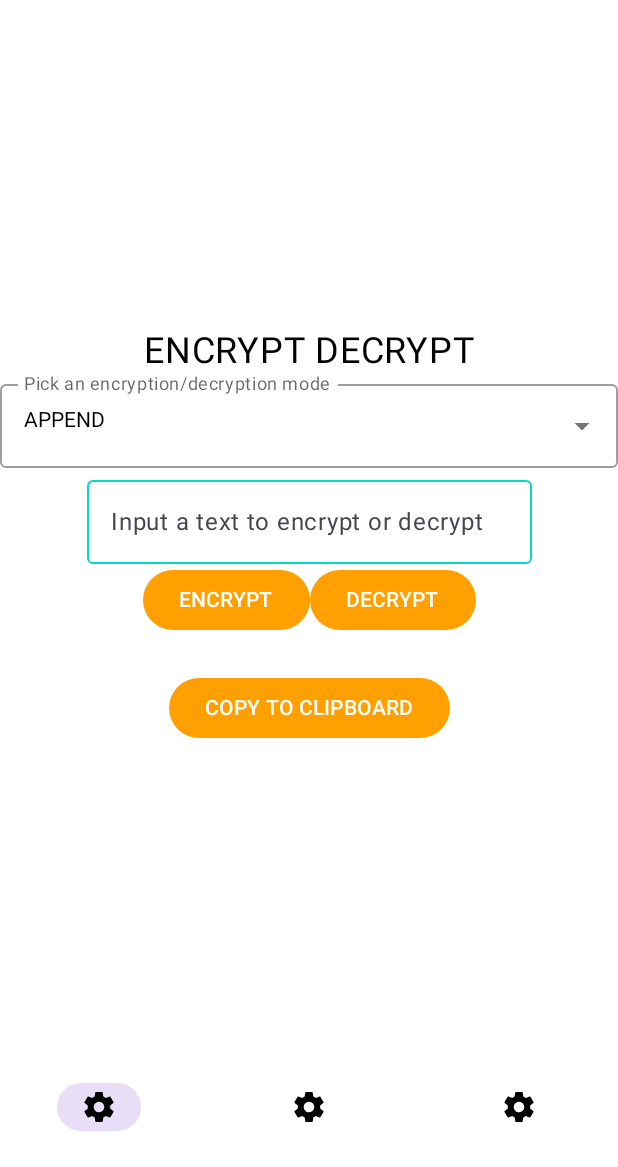
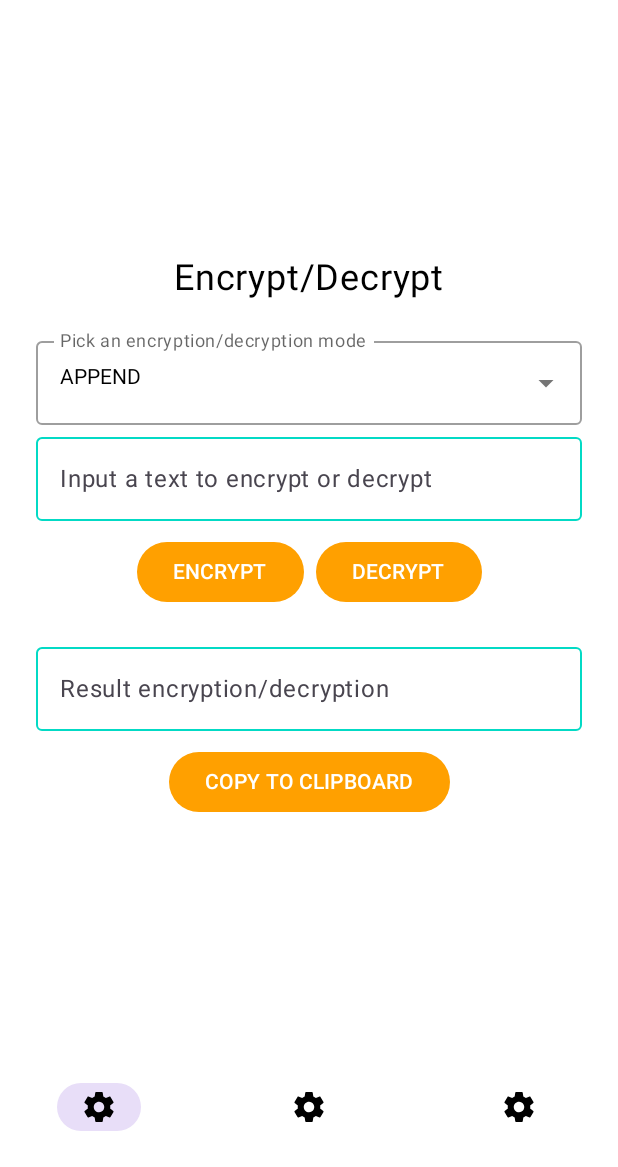
Before and after one commit to ClarkStoro/AndroidEncryptionExamples, an Android app built with Jetpack Compose: the ENCRYPT_DECRYPT screen opened through its navigation route, on a phone screen of 412 x 824 dp, the part 69-1236 px from its top. Run offline under Robolectric (Android 15) with nearby library versions, the phone set to English and light mode, and no system bars; our stand-ins replace Dagger/Hilt's generated code, Timber.

Commit message:
Improvements ui

```diff
--- a/app/src/main/java/com/clarkstoro/encryptionexample/presentation/encrypt_decrypt/EncryptDecryptScreen.kt
+++ b/app/src/main/java/com/clarkstoro/encryptionexample/presentation/encrypt_decrypt/EncryptDecryptScreen.kt
@@ -6,6 +6,9 @@ import androidx.compose.foundation.layout.Row
 import androidx.compose.foundation.layout.Spacer
 import androidx.compose.foundation.layout.fillMaxSize
 import androidx.compose.foundation.layout.fillMaxWidth
+import androidx.compose.foundation.layout.height
+import androidx.compose.foundation.layout.padding
+import androidx.compose.foundation.layout.width
 import androidx.compose.foundation.shape.CornerSize
 import androidx.compose.foundation.shape.RoundedCornerShape
 import androidx.compose.foundation.text.KeyboardActions
@@ -35,8 +38,8 @@ import androidx.compose.ui.platform.LocalContext
 import androidx.compose.ui.platform.LocalFocusManager
 import androidx.compose.ui.res.stringResource
 import androidx.compose.ui.text.input.ImeAction
-import androidx.compose.ui.text.input.KeyboardType
 import androidx.compose.ui.text.input.VisualTransformation
+import androidx.compose.ui.unit.dp
 import androidx.compose.ui.unit.sp
 import com.clarkstoro.encryptionexample.R
 import com.clarkstoro.encryptionexample.presentation.HomeScreenViewModel
@@ -46,20 +49,17 @@ import com.clarkstoro.encryptionexample.ui.theme.Dimens
 import com.clarkstoro.encryptionexample.ui.theme.Orange500
 import com.clarkstoro.encryptionexample.ui.theme.Teal200
 
-@OptIn(ExperimentalMaterialApi::class)
+@OptIn(ExperimentalMaterialApi::class, ExperimentalMaterial3Api::class)
 @Composable
 fun EncryptDecryptScreen(viewModel: HomeScreenViewModel) {
     val context = LocalContext.current
+    val focusManager = LocalFocusManager.current
 
     val textResult = viewModel.cipherTextResultFlow.collectAsState().value
 
     var dropdownExpandedState by remember { mutableStateOf(false) }
 
-    val modesAvailable = mutableListOf<HomeScreenViewModel.CryptMode>().apply {
-        addAll(HomeScreenViewModel.CryptMode.entries.map {
-            it
-        })
-    }
+    val modesAvailable = HomeScreenViewModel.CryptMode.entries
 
     var selectedMode: HomeScreenViewModel.CryptMode? by remember {
         mutableStateOf(modesAvailable.firstOrNull())
@@ -70,18 +70,21 @@ fun EncryptDecryptScreen(viewModel: HomeScreenViewModel) {
     }
 
     Column(
-        modifier = Modifier.fillMaxSize(),
+        modifier = Modifier
+            .fillMaxSize()
+            .padding(24.dp),
         verticalArrangement = Arrangement.Center,
         horizontalAlignment = Alignment.CenterHorizontally
     ) {
         Text(
-            text = "ENCRYPT DECRYPT",
+            text = stringResource(id = R.string.bottom_nav_page1),
             modifier = Modifier,
             fontSize = 24.sp,
             color = MaterialTheme.colorScheme.onSecondary
         )
-        Spacer(modifier = Modifier)
+        Spacer(modifier = Modifier.height(20.dp))
 
+        // Mode Selector
         ExposedDropdownMenuBox(
             modifier = Modifier.fillMaxWidth(),
             expanded = dropdownExpandedState,
@@ -89,6 +92,10 @@ fun EncryptDecryptScreen(viewModel: HomeScreenViewModel) {
         ) {
             androidx.compose.material.OutlinedTextField(
                 modifier = Modifier.fillMaxWidth(),
+                keyboardOptions = KeyboardOptions(
+                    imeAction = ImeAction.Done
+                ),
+                keyboardActions = KeyboardActions(onDone = { focusManager.clearFocus() }),
                 value = selectedMode?.name.orEmpty(),
                 readOnly = true,
                 onValueChange = { },
@@ -120,7 +127,9 @@ fun EncryptDecryptScreen(viewModel: HomeScreenViewModel) {
             }
         }
 
+        // Input Encryption/Decryption
         InputItem(
+            modifier = Modifier.fillMaxWidth(),
             value = textToEncryptDecrypt,
             label = stringResource(id = R.string.encrypt_decrypt_hint),
             trailingIcon = {
@@ -136,8 +145,9 @@ fun EncryptDecryptScreen(viewModel: HomeScreenViewModel) {
         ) {
             textToEncryptDecrypt = it
         }
-        Spacer(modifier = Modifier)
+        Spacer(modifier = Modifier.height(10.dp))
 
+        // Buttons
         Row(
             verticalAlignment = Alignment.CenterVertically,
             horizontalArrangement = Arrangement.Center
@@ -155,6 +165,7 @@ fun EncryptDecryptScreen(viewModel: HomeScreenViewModel) {
                     else -> {}
                 }
             }
+            Spacer(modifier = Modifier.width(8.dp))
             BoilerplateDefaultButton(
                 textId = R.string.btn_decrypt
             ) {
@@ -169,17 +180,22 @@ fun EncryptDecryptScreen(viewModel: HomeScreenViewModel) {
                 }
             }
         }
-        Spacer(modifier = Modifier)
-        Text(
-            text = textResult,
-            modifier = Modifier,
-            color = MaterialTheme.colorScheme.onSecondary
-        )
-        Spacer(modifier = Modifier)
+        Spacer(modifier = Modifier.height(18.dp))
+
+        // Result Encryption/Decryption
+        InputItem(
+            modifier = Modifier.fillMaxWidth(),
+            value = textResult,
+            label = stringResource(id = R.string.result_encryption_decryption_hint),
+            isReadOnly = true
+        ) {}
+        Spacer(modifier = Modifier.height(10.dp))
+
+        // Button Copy to Clipboard
         BoilerplateDefaultButton(
             textId = R.string.btn_copy_to_clipboard
         ) {
-            copyToClipboard(context, "Result", textResult)
+            copyToClipboard(context, "Result Encryption/Decryption", textResult)
         }
     }
 }
@@ -188,9 +204,10 @@ fun EncryptDecryptScreen(viewModel: HomeScreenViewModel) {
 @OptIn(ExperimentalMaterial3Api::class)
 @Composable
 private fun InputItem(
+    modifier: Modifier,
     value: String,
     label: String,
-    isPasswordField: Boolean = false,
+    isReadOnly: Boolean = false,
     visualTransformation: VisualTransformation = VisualTransformation.None,
     trailingIcon: @Composable (() -> Unit)? = null,
     onValueChange: (String) -> Unit
@@ -202,13 +219,13 @@ private fun InputItem(
         label = { Text(text = label) },
         onValueChange = onValueChange,
         keyboardOptions = KeyboardOptions(
-            keyboardType = if (isPasswordField) KeyboardType.Password else KeyboardType.Email,
             imeAction = ImeAction.Done
         ),
         keyboardActions = KeyboardActions(onDone = { focusManager.clearFocus() }),
         visualTransformation = visualTransformation,
         trailingIcon = trailingIcon,
-        singleLine = true,
+        singleLine = false,
+        readOnly = isReadOnly,
         shape = RoundedCornerShape(CornerSize(Dimens.size4)),
         colors = TextFieldDefaults.textFieldColors(
             containerColor = MaterialTheme.colorScheme.background,
@@ -216,6 +233,6 @@ private fun InputItem(
             unfocusedIndicatorColor = Teal200,
             textColor = MaterialTheme.colorScheme.onSecondary
         ),
-        modifier = Modifier
+        modifier = modifier
     )
 }
--- a/app/src/main/res/values/strings.xml
+++ b/app/src/main/res/values/strings.xml
@@ -32,4 +32,5 @@
     <string name="btn_copy_to_clipboard">COPY TO CLIPBOARD</string>
     <string name="encrypt_decrypt_hint">Input a text to encrypt or decrypt</string>
     <string name="pick_mode_hint">Pick an encryption/decryption mode</string>
+    <string name="result_encryption_decryption_hint">Result encryption/decryption</string>
 </resources>
```
